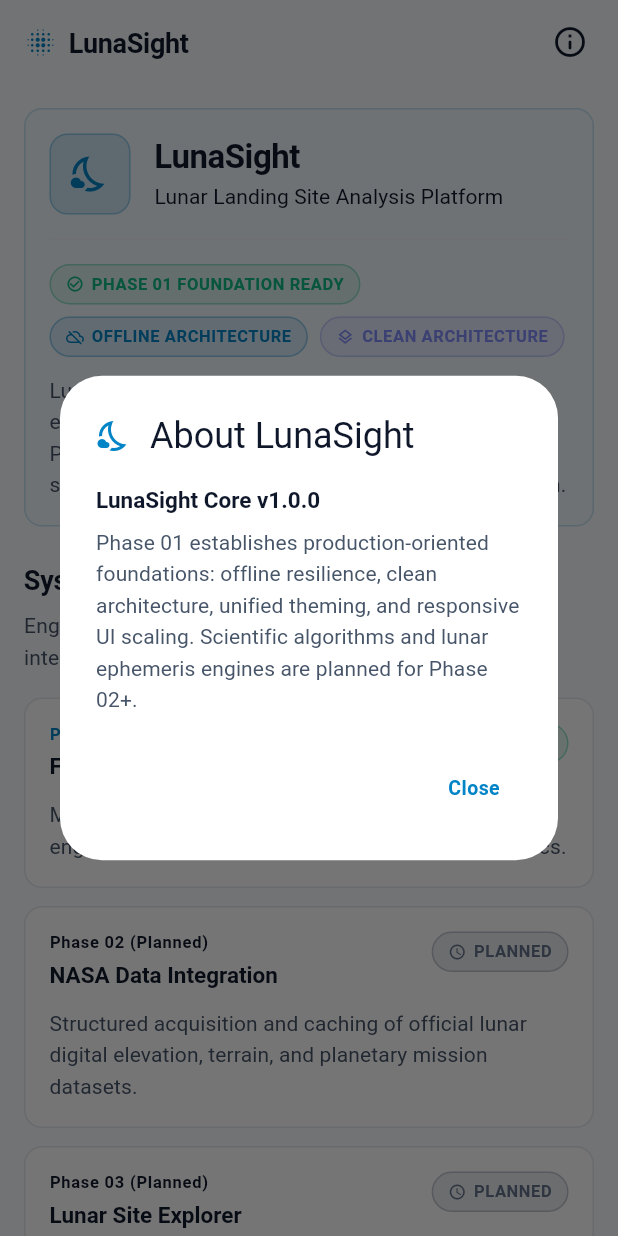
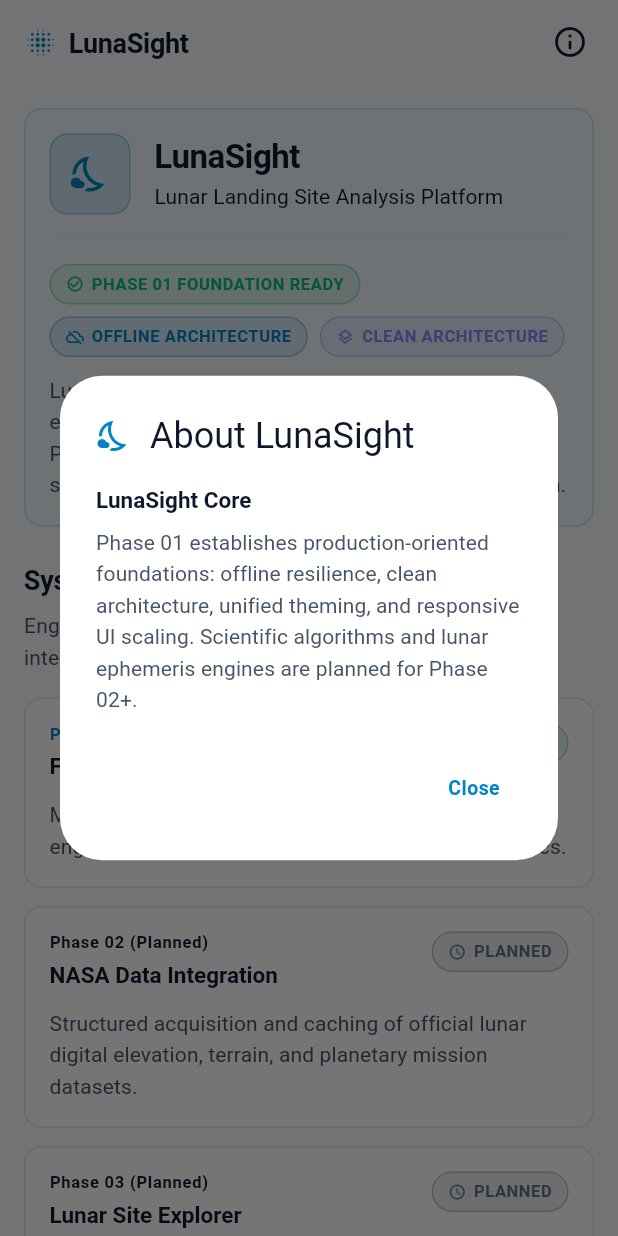
Before and after one commit to AhmedKaram134679/LunaSight, a Flutter app: the screen it shows after launch, after a tap on the "info outline" icon, on a phone screen of 412 x 824 dp. Run offline on Flutter 3.47's test engine with Material 3 defaults, Android fonts, the phone set to English and light mode, and no system bars.

Commit message:
feat: add application configuration, constants, home page, and main entry point

```diff
--- a/lib/app/config/app_config.dart
+++ b/lib/app/config/app_config.dart
@@ -6,17 +6,14 @@ enum AppEnvironment { development, staging, production }
 /// Global runtime configuration for LunaSight.
 ///
 /// Keeps environment setup and build properties decoupled from UI presentation.
-/// References [AppConstants.appVersion] as the single centralized source of truth for versioning.
 class AppConfig {
   final AppEnvironment environment;
   final String appName;
-  final String version;
   final bool enableDetailedLogging;
 
   const AppConfig({
     required this.environment,
     required this.appName,
-    required this.version,
     required this.enableDetailedLogging,
   });
 
@@ -25,7 +22,6 @@ class AppConfig {
     return const AppConfig(
       environment: AppEnvironment.production,
       appName: AppConstants.appName,
-      version: AppConstants.appVersion,
       enableDetailedLogging: false,
     );
   }
@@ -35,7 +31,6 @@ class AppConfig {
     return const AppConfig(
       environment: AppEnvironment.development,
       appName: '${AppConstants.appName} (Dev)',
-      version: AppConstants.appVersion,
       enableDetailedLogging: true,
     );
   }
--- a/lib/core/constants/app_constants.dart
+++ b/lib/core/constants/app_constants.dart
@@ -4,7 +4,6 @@ class AppConstants {
 
   static const String appName = 'LunaSight';
   static const String appTagline = 'Lunar Landing Site Analysis Platform';
-  static const String appVersion = '1.0.0';
 
   // Responsive Breakpoints (Logical Pixels)
   static const double breakpointCompact = 600.0;
--- a/lib/features/home/presentation/pages/home_page.dart
+++ b/lib/features/home/presentation/pages/home_page.dart
@@ -166,10 +166,7 @@ class _HomePageState extends State<HomePage> {
             mainAxisSize: MainAxisSize.min,
             crossAxisAlignment: CrossAxisAlignment.start,
             children: [
-              Text(
-                'LunaSight Core v${AppConstants.appVersion}',
-                style: theme.textTheme.titleMedium,
-              ),
+              Text('LunaSight Core', style: theme.textTheme.titleMedium),
               const SizedBox(height: AppConstants.space8),
               Text(
                 'Phase 01 establishes production-oriented foundations: offline resilience, clean architecture, unified theming, and responsive UI scaling. Scientific algorithms and lunar ephemeris engines are planned for Phase 02+.',
--- a/lib/main.dart
+++ b/lib/main.dart
@@ -18,14 +18,12 @@ void main() {
           : AppConfig.development();
 
       // Apply logger configuration from AppConfig
-      AppLogger.configure(
-        enableDetailedLogging: config.enableDetailedLogging,
-      );
+      AppLogger.configure(enableDetailedLogging: config.enableDetailedLogging);
 
       // Initialize global error-handling hooks
       AppErrorHandler.initialize();
 
-      AppLogger.info('Starting ${config.appName} (v${config.version})...');
+      AppLogger.info('Starting ${config.appName}...');
 
       runApp(LunaSightApp(config: config));
     },
```
